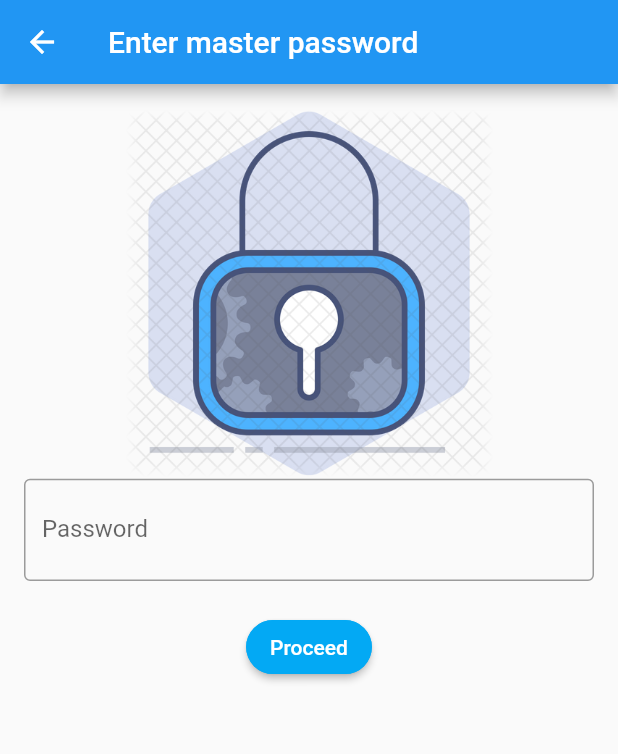
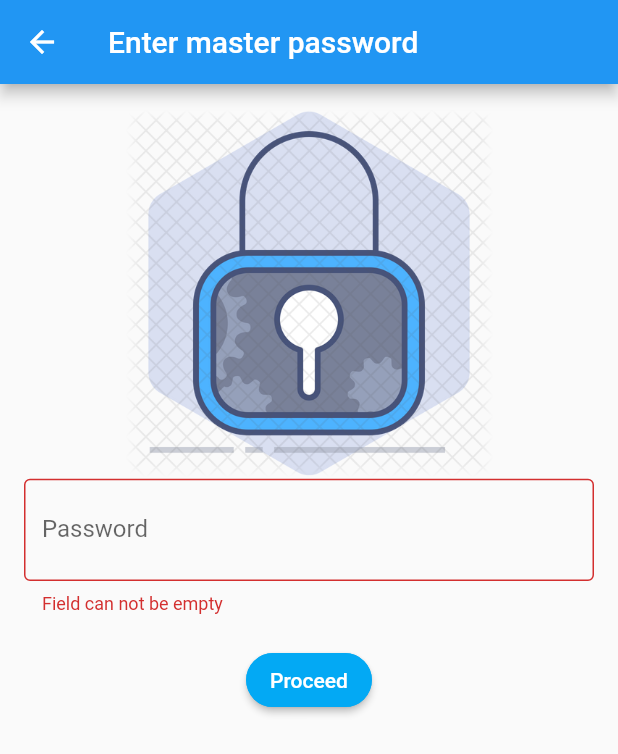
Before and after one commit to tanvir-ahmod/password_manager, a Flutter app: the EnterMasterPassword screen opened by its route, after a tap on "Proceed", on a phone screen of 412 x 824 dp. Shown: the top 754 px of the screen. Run offline on Flutter 3.47's test engine with Material 2 defaults, Android fonts, the phone set to English and light mode, and no system bars; our stand-ins replace flutter_bloc, flutter_secure_storage, google_fonts, hive, hive_flutter; missing offline and left inert: encrypt; accounts and stored records are empty; generated files the repository leaves out were written again.

Commit message:
Implement enter master password functionality

```diff
--- /dev/null
+++ b/lib/bloc/enter_password/enter_password_bloc.dart
@@ -0,0 +1,19 @@
+import 'package:flutter_bloc/flutter_bloc.dart';
+import 'package:password_manager/bloc/enter_password/enter_password_event.dart';
+import 'package:password_manager/bloc/enter_password/enter_password_state.dart';
+import 'package:password_manager/data/repositories/enter_password/enter_password_repository.dart';
+
+class EnterPasswordBloc extends Bloc<EnterPasswordEvent, EnterPasswordState> {
+  final EnterPasswordRepository _enterPasswordRepository;
+
+  EnterPasswordBloc(this._enterPasswordRepository) : super(null);
+
+  @override
+  Stream<EnterPasswordState> mapEventToState(EnterPasswordEvent event) async* {
+    if (event is CheckPasswordEvent) {
+      bool isMasterPasswordCorrect =
+      await _enterPasswordRepository.checkPasswordIfCorrect(event.password);
+      yield CheckPasswordState(isMasterPasswordCorrect);
+    }
+  }
+}
--- /dev/null
+++ b/lib/bloc/enter_password/enter_password_event.dart
@@ -0,0 +1,7 @@
+abstract class EnterPasswordEvent {}
+
+class CheckPasswordEvent extends EnterPasswordEvent {
+  final password;
+
+  CheckPasswordEvent(this.password);
+}
--- /dev/null
+++ b/lib/bloc/enter_password/enter_password_state.dart
@@ -0,0 +1,7 @@
+abstract class EnterPasswordState {}
+
+class CheckPasswordState extends EnterPasswordState{
+  final isMasterPasswordCorrect;
+
+  CheckPasswordState(this.isMasterPasswordCorrect);
+}
--- /dev/null
+++ b/lib/data/dao/enter_password/enter_password_dao.dart
@@ -0,0 +1,3 @@
+abstract class EnterPasswordDao {
+  Future<bool> checkPasswordIfCorrect(String plainPassword);
+}
--- /dev/null
+++ b/lib/data/repositories/enter_password/enter_password_repository.dart
@@ -0,0 +1,3 @@
+abstract class EnterPasswordRepository {
+  Future checkPasswordIfCorrect(String plainPassword);
+}
--- /dev/null
+++ b/lib/data/repositories/enter_password/enter_password_repository_impl.dart
@@ -0,0 +1,9 @@
+import 'package:password_manager/data/dao/enter_password/enter%20_password_dao_impl.dart';
+import 'package:password_manager/data/repositories/enter_password/enter_password_repository.dart';
+
+class EnterPasswordRepositoryImpl extends EnterPasswordRepository {
+  final _enterPasswordDao = EnterPasswordDaoImpl();
+
+  @override
+  Future checkPasswordIfCorrect(plainPassword) => _enterPasswordDao.checkPasswordIfCorrect(plainPassword);
+}
--- a/lib/main.dart
+++ b/lib/main.dart
@@ -3,8 +3,10 @@ import 'package:flutter_bloc/flutter_bloc.dart';
 import 'package:hive/hive.dart';
 import 'package:hive_flutter/hive_flutter.dart';
 import 'package:password_manager/bloc/add_password/add_password_bloc.dart';
+import 'package:password_manager/bloc/enter_password/enter_password_bloc.dart';
 import 'package:password_manager/bloc/show_password/show_password_bloc.dart';
 import 'package:password_manager/data/repositories/add_password/add_password_repository_impl.dart';
+import 'package:password_manager/data/repositories/enter_password/enter_password_repository_impl.dart';
 import 'package:password_manager/data/repositories/home/home_repository_impl.dart';
 import 'package:password_manager/data/repositories/show_password/show_password_repository_impl.dart';
 import 'package:password_manager/models/password_model.dart';
@@ -34,6 +36,9 @@ class MyApp extends StatelessWidget {
         BlocProvider<HomeBloc>(
           create: (context) => HomeBloc(HomeRepositoryImpl()),
         ),
+        BlocProvider<EnterPasswordBloc>(
+          create: (context) => EnterPasswordBloc(EnterPasswordRepositoryImpl()),
+        ),
       ],
       child: MaterialApp(
         debugShowCheckedModeBanner: false,
--- a/lib/ui/add_password.dart
+++ b/lib/ui/add_password.dart
@@ -116,7 +116,7 @@ class _AddPasswordState extends State<AddPassword> {
                           side: BorderSide(color: Colors.lightBlue)))),
               onPressed: () async {
                 if (_form.currentState.validate()) {
-                  String encryptedPassword = PasswordManager.encryptData(_pass.text, await PasswordManager.getDecryptedMasterKey());
+                  String encryptedPassword = PasswordManager.encryptData(_pass.text, await PasswordManager.getDecryptedMasterPassword());
                   BlocProvider.of<AddPasswordBloc>(context)
                       .add(InsertPasswordEvent(PasswordModel(title: _title.text, password: encryptedPassword, userName: _userName.text)));
                 }
--- a/lib/ui/enter_master_password.dart
+++ b/lib/ui/enter_master_password.dart
@@ -1,5 +1,11 @@
 import 'package:flutter/cupertino.dart';
 import 'package:flutter/material.dart';
+import 'package:flutter_bloc/flutter_bloc.dart';
+import 'package:password_manager/bloc/enter_password/enter_password_bloc.dart';
+import 'package:password_manager/bloc/enter_password/enter_password_state.dart';
+
+import '../bloc/enter_password/enter_password_event.dart';
+import '../utils/app_router.dart';
 
 class EnterMasterPassword extends StatefulWidget {
   @override
@@ -7,12 +13,37 @@ class EnterMasterPassword extends StatefulWidget {
 }
 
 class _EnterMasterPasswordState extends State<EnterMasterPassword> {
+  final GlobalKey<FormState> _form = GlobalKey<FormState>();
+  final TextEditingController _pass = TextEditingController();
+
+  bool _isDialogShowing = false;
   bool _isPasswordHidden = true;
 
   @override
   Widget build(BuildContext context) {
     var size = MediaQuery.of(context).size;
 
+    return BlocBuilder<EnterPasswordBloc, EnterPasswordState>(
+        builder: (context, state) {
+      if (state is CheckPasswordState) {
+        if (state.isMasterPasswordCorrect) {
+          WidgetsBinding.instance.addPostFrameCallback((_) {
+            Navigator.pushNamedAndRemoveUntil(
+                context, ShowPasswordsRoute, (r) => false);
+          });
+
+          return Container();
+        } else {
+          WidgetsBinding.instance.addPostFrameCallback((_) {
+            if (!_isDialogShowing) _showErrorDialog();
+          });
+        }
+      }
+      return _enterPasswordUI(context, size);
+    });
+  }
+
+  Widget _enterPasswordUI(BuildContext context, Size size) {
     return Scaffold(
       appBar: AppBar(title: Text("Enter master password")),
       body: SingleChildScrollView(
@@ -27,9 +58,16 @@ class _EnterMasterPasswordState extends State<EnterMasterPassword> {
             ),
             Padding(
               padding: const EdgeInsets.only(left: 16.0, right: 16.0),
-              child: TextField(
+              child: Form(
+                key: _form,
+                child: TextFormField(
+                  controller: _pass,
                   textInputAction: TextInputAction.next,
                   obscureText: _isPasswordHidden,
+                  validator: (val) {
+                    if (val.isEmpty) return 'Field can not be empty';
+                    return null;
+                  },
                   decoration: InputDecoration(
                     labelText: 'Password',
                     border: OutlineInputBorder(),
@@ -43,6 +81,7 @@ class _EnterMasterPasswordState extends State<EnterMasterPassword> {
                         _isPasswordHidden
                             ? Icons.visibility_off
                             : Icons.visibility,
+                      ),
                     ),
                   ),
                 ),
@@ -62,11 +101,37 @@ class _EnterMasterPasswordState extends State<EnterMasterPassword> {
                       RoundedRectangleBorder(
                           borderRadius: BorderRadius.circular(18.0),
                           side: BorderSide(color: Colors.lightBlue)))),
-              onPressed: () {},
+              onPressed: () {
+                if (_form.currentState.validate()) {
+                  _isDialogShowing = false;
+                  BlocProvider.of<EnterPasswordBloc>(context)
+                      .add(CheckPasswordEvent(_pass.text));
+                }
+              },
             )
           ],
         ),
       ),
     );
   }
+
+  _showErrorDialog() {
+    _isDialogShowing = true;
+    showDialog(
+        context: context,
+        builder: (BuildContext context) {
+          return AlertDialog(
+            title: Text("Error"),
+            content: Text("Invalid Password"),
+            actions: [
+              ElevatedButton(
+                child: Text("Ok"),
+                onPressed: () {
+                  Navigator.of(context).pop();
+                },
+              )
+            ],
+          );
+        });
   }
+}
--- a/lib/ui/home.dart
+++ b/lib/ui/home.dart
@@ -15,7 +15,8 @@ class Home extends StatelessWidget {
     var size = MediaQuery.of(context).size;
 
     return BlocBuilder<HomeBloc, HomeState>(builder: (context, state) {
-      if (state is GetRootRandomKeyState && !state.rootRandomKey.isEmpty) {
+      if (state is GetRootRandomKeyState &&
+          (state.rootRandomKey != null && !state.rootRandomKey.isEmpty)) {
         WidgetsBinding.instance.addPostFrameCallback((_) {
           Navigator.pushNamedAndRemoveUntil(
               context, EnterMasterPasswordRoute, (r) => false);
--- a/lib/ui/setup_master_password.dart
+++ b/lib/ui/setup_master_password.dart
@@ -131,7 +131,7 @@ class _SetupMasterPasswordState extends State<SetupMasterPassword> {
   _saveMasterPassword(String password) async {
     final storage = new FlutterSecureStorage();
     String randomKey = PasswordManager.generateRandomKey(32);
-    String plainPass = _generateMinimum32CharMasterPassword(_pass.text);
+    String plainPass = _pass.text;
     String encryptedMasterPassword =
         PasswordManager.encryptData(plainPass, randomKey);
     await storage.write(key: Constants.RANDOM_KEY, value: randomKey);
--- a/lib/utils/password_manager.dart
+++ b/lib/utils/password_manager.dart
@@ -32,7 +32,7 @@ class PasswordManager {
     return decryptedString;
   }
 
-  static Future<String> getDecryptedMasterKey() async{
+  static Future<String> getDecryptedMasterPassword() async{
     final storage = new FlutterSecureStorage();
     String randomKey = await storage.read(key: Constants.RANDOM_KEY);
     String encryptedPassword = await storage.read(key: Constants.ENCRYPTED_MASTER_PASSWORD);
```
Also changed, not shown: lib/data/dao/enter_password/enter _password_dao_impl.dart (added, +11 -0 lines). Lines whose indentation alone changed are shown as unchanged.
